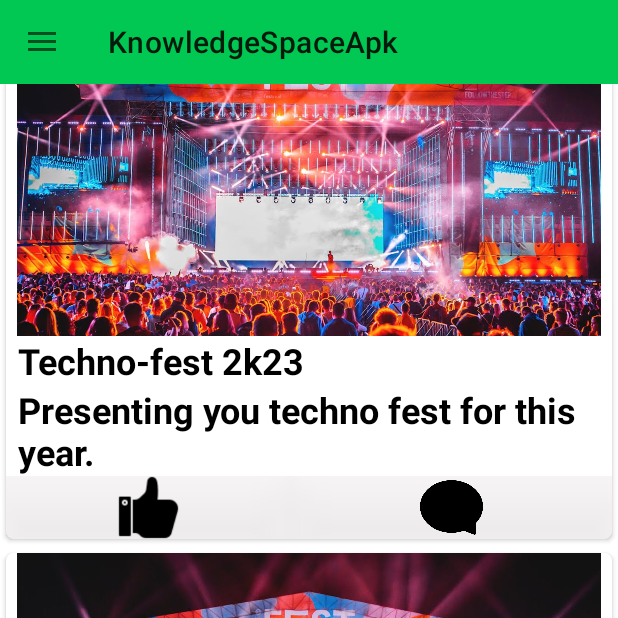
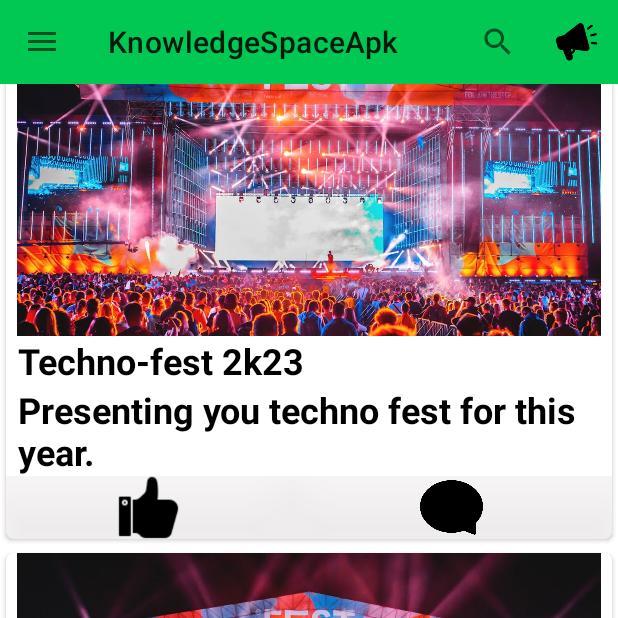
Before and after one commit to TempAc1/ksAppForked, an Android app: the screen it shows after launch (homeSc), on a phone screen of 412 x 824 dp, the top half of it. Run offline under Robolectric (Android 15) with nearby library versions, the phone set to English and light mode, and no system bars.

```diff
--- a/KnowledgeSpaceApk/app/src/main/java/com/example/knowledgespaceapk/homeSc.java
+++ b/KnowledgeSpaceApk/app/src/main/java/com/example/knowledgespaceapk/homeSc.java
@@ -12,6 +12,7 @@ import androidx.fragment.app.Fragment;
 import androidx.fragment.app.FragmentManager;
 import androidx.fragment.app.FragmentTransaction;
 import android.os.Bundle;
+import android.view.Menu;
 import android.view.MenuItem;
 import android.view.WindowManager;
 import android.widget.Toast;
@@ -60,6 +61,12 @@ public class homeSc extends AppCompatActivity {
     }//End OnCreate
 
     @Override
+    public boolean onCreateOptionsMenu(Menu menu) {
+        getMenuInflater().inflate(R.menu.custom_toolbar_menu,menu);
+        return super.onCreateOptionsMenu(menu);
+    }
+
+    @Override
     public boolean onOptionsItemSelected(@NonNull MenuItem item) {
         switch (item.getItemId()){
             case R.id.home:
--- a/KnowledgeSpaceApk/app/src/main/res/menu/custom_toolbar_menu.xml
+++ b/KnowledgeSpaceApk/app/src/main/res/menu/custom_toolbar_menu.xml
@@ -1,6 +1,7 @@
 <?xml version="1.0" encoding="utf-8"?>
 <menu xmlns:android="http://schemas.android.com/apk/res/android"
-    xmlns:app="http://schemas.android.com/apk/res-auto">
+    xmlns:app="http://schemas.android.com/apk/res-auto"
+    xmlns:tools="http://schemas.android.com/tools">
 
     <item android:id="@+id/search_button"
         android:title="Search"
```
